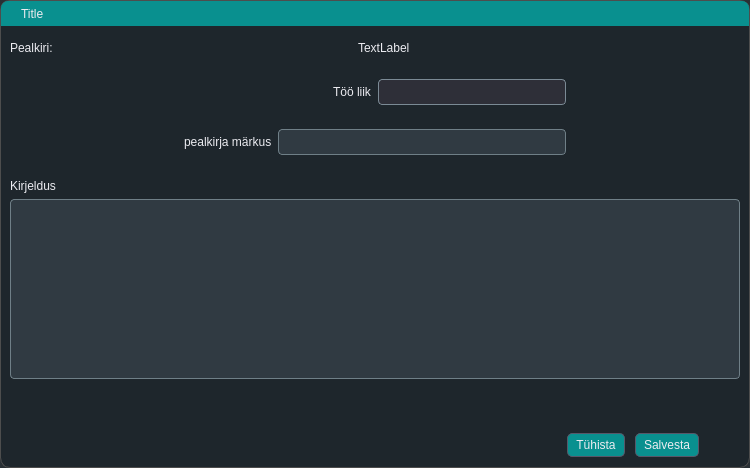
Before: the Qt Designer form mailabl-qgis/widgets/WorksTools.ui in TuloliKalver/mailabl-qgis, drawn with Qt 5.
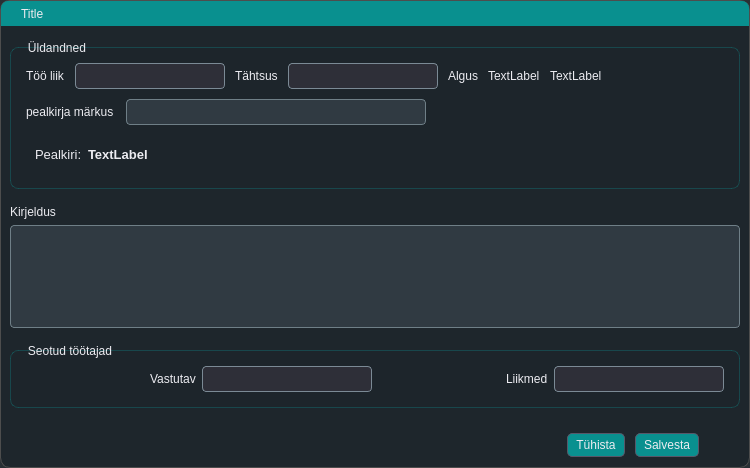
After: the same form once the commit is applied. Icons and pictures are not drawn. Custom widgets are drawn as their Qt base class.

```diff
--- a/mailabl-qgis/widgets/WorksTools.ui
+++ b/mailabl-qgis/widgets/WorksTools.ui
@@ -557,48 +557,67 @@
        </widget>
       </item>
       <item>
-       <widget class="QFrame" name="frame_2">
+       <widget class="QFrame" name="frame_6">
         <property name="frameShape">
          <enum>QFrame::StyledPanel</enum>
         </property>
         <property name="frameShadow">
          <enum>QFrame::Raised</enum>
         </property>
-        <layout class="QHBoxLayout" name="horizontalLayout">
+        <layout class="QVBoxLayout" name="verticalLayout_6">
+         <item>
+          <widget class="QGroupBox" name="groupBox">
+           <property name="title">
+            <string>Üldandned</string>
+           </property>
+           <layout class="QVBoxLayout" name="verticalLayout_5">
+            <property name="spacing">
+             <number>10</number>
+            </property>
+            <item>
+             <widget class="QFrame" name="frame_5">
+              <property name="styleSheet">
+               <string notr="true"/>
+              </property>
+              <property name="frameShape">
+               <enum>QFrame::StyledPanel</enum>
+              </property>
+              <property name="frameShadow">
+               <enum>QFrame::Raised</enum>
+              </property>
+              <layout class="QVBoxLayout" name="verticalLayout_4">
+               <property name="spacing">
+                <number>10</number>
+               </property>
+               <property name="leftMargin">
+                <number>0</number>
+               </property>
+               <property name="topMargin">
+                <number>0</number>
+               </property>
          <property name="rightMargin">
-          <number>50</number>
-         </property>
-         <item>
-          <widget class="QLabel" name="lblHeading">
-           <property name="text">
-            <string>Pealkiri:</string>
-           </property>
-          </widget>
-         </item>
+                <number>0</number>
+               </property>
+               <property name="bottomMargin">
+                <number>0</number>
+               </property>
          <item>
-          <widget class="QLabel" name="lblHeadingValue">
-           <property name="text">
-            <string>TextLabel</string>
-           </property>
-          </widget>
-         </item>
-        </layout>
-       </widget>
-      </item>
-      <item alignment="Qt::AlignHCenter">
        <widget class="QFrame" name="frame_3">
         <property name="minimumSize">
          <size>
-          <width>400</width>
+                   <width>0</width>
           <height>0</height>
          </size>
         </property>
         <property name="maximumSize">
          <size>
-          <width>400</width>
+                   <width>16777215</width>
           <height>16777215</height>
          </size>
         </property>
+                 <property name="styleSheet">
+                  <string notr="true"/>
+                 </property>
         <property name="frameShape">
          <enum>QFrame::StyledPanel</enum>
         </property>
@@ -606,7 +625,22 @@
          <enum>QFrame::Raised</enum>
         </property>
         <layout class="QHBoxLayout" name="horizontalLayout_5">
-         <item alignment="Qt::AlignRight">
+                  <property name="spacing">
+                   <number>10</number>
+                  </property>
+                  <property name="leftMargin">
+                   <number>0</number>
+                  </property>
+                  <property name="topMargin">
+                   <number>0</number>
+                  </property>
+                  <property name="rightMargin">
+                   <number>0</number>
+                  </property>
+                  <property name="bottomMargin">
+                   <number>0</number>
+                  </property>
+                  <item>
           <widget class="QLabel" name="label_2">
            <property name="text">
             <string>Töö liik</string>
@@ -615,22 +649,85 @@
          </item>
          <item>
           <widget class="QComboBox" name="workTypes">
+                    <property name="minimumSize">
+                     <size>
+                      <width>150</width>
+                      <height>0</height>
+                     </size>
+                    </property>
            <property name="maximumSize">
             <size>
-             <width>200</width>
+                      <width>150</width>
              <height>16777215</height>
             </size>
            </property>
           </widget>
          </item>
+                  <item>
+                   <widget class="QLabel" name="label_4">
+                    <property name="text">
+                     <string>Tähtsus</string>
+                    </property>
+                   </widget>
+                  </item>
+                  <item>
+                   <widget class="QComboBox" name="cmbPriority">
+                    <property name="minimumSize">
+                     <size>
+                      <width>150</width>
+                      <height>0</height>
+                     </size>
+                    </property>
+                    <property name="maximumSize">
+                     <size>
+                      <width>150</width>
+                      <height>16777215</height>
+                     </size>
+                    </property>
+                   </widget>
+                  </item>
+                  <item>
+                   <widget class="QLabel" name="label_5">
+                    <property name="text">
+                     <string>Algus</string>
+                    </property>
+                   </widget>
+                  </item>
+                  <item>
+                   <widget class="QLabel" name="lblStartDate">
+                    <property name="text">
+                     <string>TextLabel</string>
+                    </property>
+                   </widget>
+                  </item>
+                  <item>
+                   <widget class="QLabel" name="lblStartTime">
+                    <property name="text">
+                     <string>TextLabel</string>
+                    </property>
+                   </widget>
+                  </item>
+                  <item>
+                   <spacer name="horizontalSpacer_3">
+                    <property name="orientation">
+                     <enum>Qt::Horizontal</enum>
+                    </property>
+                    <property name="sizeHint" stdset="0">
+                     <size>
+                      <width>40</width>
+                      <height>20</height>
+                     </size>
+                    </property>
+                   </spacer>
+                  </item>
         </layout>
        </widget>
       </item>
-      <item alignment="Qt::AlignHCenter">
+               <item>
        <widget class="QFrame" name="frame">
         <property name="minimumSize">
          <size>
-          <width>400</width>
+                   <width>200</width>
           <height>0</height>
          </size>
         </property>
@@ -640,6 +737,9 @@
           <height>16777215</height>
          </size>
         </property>
+                 <property name="styleSheet">
+                  <string notr="true"/>
+                 </property>
         <property name="frameShape">
          <enum>QFrame::StyledPanel</enum>
         </property>
@@ -647,6 +747,21 @@
          <enum>QFrame::Raised</enum>
         </property>
         <layout class="QHBoxLayout" name="horizontalLayout_3">
+                  <property name="spacing">
+                   <number>10</number>
+                  </property>
+                  <property name="leftMargin">
+                   <number>0</number>
+                  </property>
+                  <property name="topMargin">
+                   <number>0</number>
+                  </property>
+                  <property name="rightMargin">
+                   <number>0</number>
+                  </property>
+                  <property name="bottomMargin">
+                   <number>0</number>
+                  </property>
          <item>
           <widget class="QLabel" name="label">
            <property name="text">
@@ -655,7 +770,74 @@
           </widget>
          </item>
          <item>
-          <widget class="QLineEdit" name="worksTitleadition"/>
+                   <widget class="QLineEdit" name="worksTitleadition">
+                    <property name="maximumSize">
+                     <size>
+                      <width>300</width>
+                      <height>16777215</height>
+                     </size>
+                    </property>
+                   </widget>
+                  </item>
+                 </layout>
+                </widget>
+               </item>
+              </layout>
+             </widget>
+            </item>
+            <item>
+             <widget class="QFrame" name="frame_2">
+              <property name="frameShape">
+               <enum>QFrame::StyledPanel</enum>
+              </property>
+              <property name="frameShadow">
+               <enum>QFrame::Raised</enum>
+              </property>
+              <layout class="QHBoxLayout" name="horizontalLayout">
+               <property name="rightMargin">
+                <number>50</number>
+               </property>
+               <item>
+                <widget class="QLabel" name="lblHeading">
+                 <property name="font">
+                  <font>
+                   <pointsize>10</pointsize>
+                  </font>
+                 </property>
+                 <property name="text">
+                  <string>Pealkiri:</string>
+                 </property>
+                </widget>
+               </item>
+               <item>
+                <widget class="QLabel" name="lblHeadingValue">
+                 <property name="font">
+                  <font>
+                   <pointsize>10</pointsize>
+                   <weight>75</weight>
+                   <bold>true</bold>
+                  </font>
+                 </property>
+                 <property name="text">
+                  <string>TextLabel</string>
+                 </property>
+                </widget>
+               </item>
+               <item>
+                <spacer name="horizontalSpacer_2">
+                 <property name="orientation">
+                  <enum>Qt::Horizontal</enum>
+                 </property>
+                 <property name="sizeHint" stdset="0">
+                  <size>
+                   <width>40</width>
+                   <height>20</height>
+                  </size>
+                 </property>
+                </spacer>
+               </item>
+              </layout>
+             </widget>
          </item>
         </layout>
        </widget>
@@ -669,6 +851,21 @@
          <enum>QFrame::Raised</enum>
         </property>
         <layout class="QVBoxLayout" name="verticalLayout_3">
+            <property name="spacing">
+             <number>6</number>
+            </property>
+            <property name="leftMargin">
+             <number>0</number>
+            </property>
+            <property name="topMargin">
+             <number>10</number>
+            </property>
+            <property name="rightMargin">
+             <number>0</number>
+            </property>
+            <property name="bottomMargin">
+             <number>10</number>
+            </property>
          <item>
           <widget class="QLabel" name="label_3">
            <property name="text">
@@ -683,6 +880,38 @@
        </widget>
       </item>
       <item>
+          <widget class="QGroupBox" name="groupBox_2">
+           <property name="title">
+            <string>Seotud töötajad</string>
+           </property>
+           <layout class="QHBoxLayout" name="horizontalLayout_6">
+            <item alignment="Qt::AlignRight">
+             <widget class="QLabel" name="label_6">
+              <property name="text">
+               <string>Vastutav</string>
+              </property>
+             </widget>
+            </item>
+            <item>
+             <widget class="QComboBox" name="cmbResponsible"/>
+            </item>
+            <item alignment="Qt::AlignRight">
+             <widget class="QLabel" name="label_7">
+              <property name="text">
+               <string>Liikmed</string>
+              </property>
+             </widget>
+            </item>
+            <item>
+             <widget class="QgsCheckableComboBox" name="mcbxUsers"/>
+            </item>
+           </layout>
+          </widget>
+         </item>
+        </layout>
+       </widget>
+      </item>
+      <item>
        <spacer name="verticalSpacer">
         <property name="orientation">
          <enum>Qt::Vertical</enum>
@@ -773,6 +1002,13 @@
    </item>
   </layout>
  </widget>
+ <customwidgets>
+  <customwidget>
+   <class>QgsCheckableComboBox</class>
+   <extends>QComboBox</extends>
+   <header>qgscheckablecombobox.h</header>
+  </customwidget>
+ </customwidgets>
  <resources/>
  <connections/>
 </ui>
```
Lines whose indentation alone changed are shown as unchanged.
